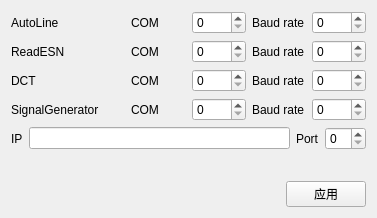
Old version of the form Setup4Devices.ui in the repository YeeeeRQ/SpeakerTest.
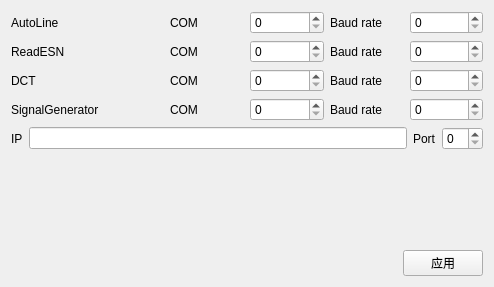
New version of the form.

Diff of the .ui file:
```diff
--- a/Setup4Devices.ui
+++ b/Setup4Devices.ui
@@ -6,8 +6,8 @@
    <rect>
     <x>0</x>
     <y>0</y>
-    <width>377</width>
-    <height>218</height>
+    <width>494</width>
+    <height>287</height>
    </rect>
   </property>
   <property name="windowTitle">
```
